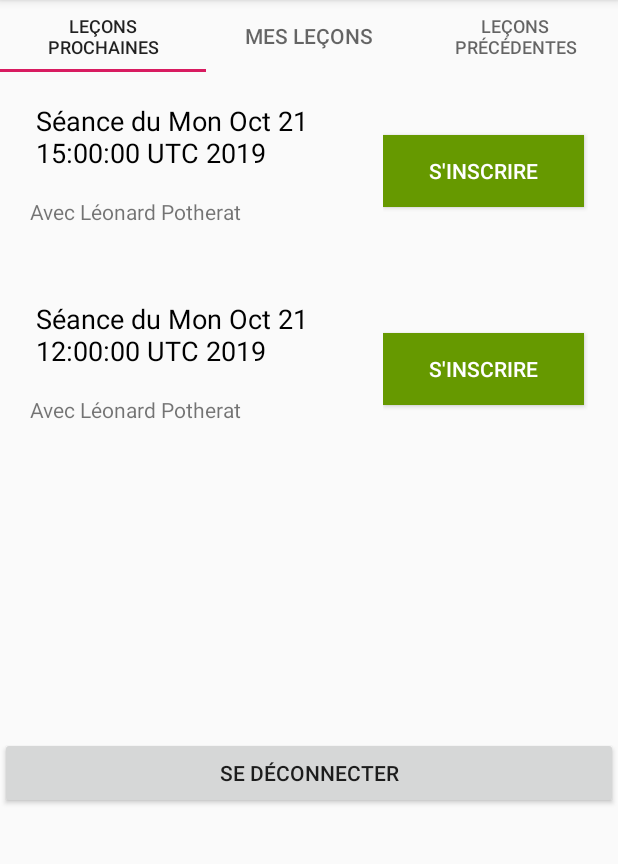
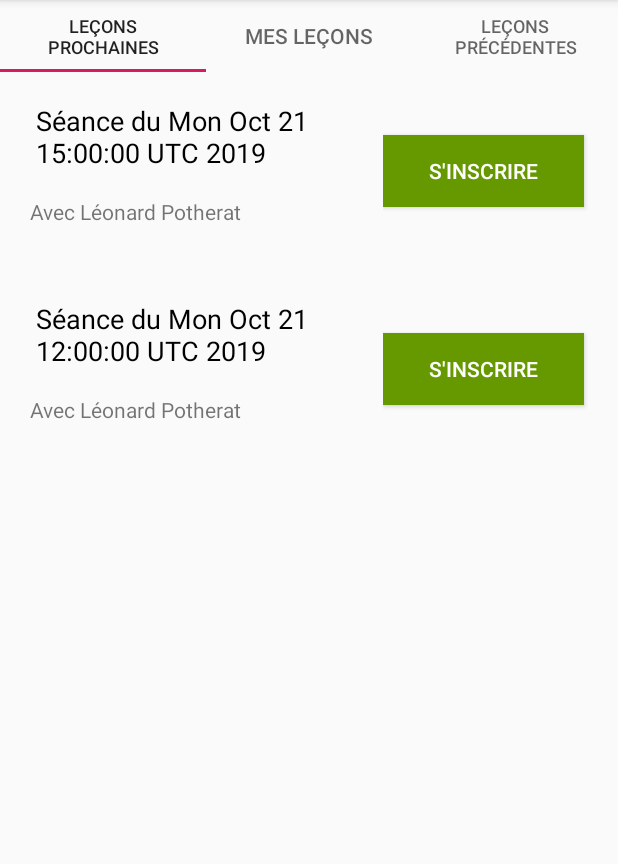
Before and after one commit to RomaneB/DTRQAndroid, an Android app: the screen it shows after launch (MainActivity), in the options menu, after a tap on "Leçons de conduite", on a phone screen of 412 x 824 dp, the part 84-948 px from its top. Run offline under Robolectric (Android 15) with nearby library versions, the phone set to English and light mode, and no system bars; our stand-ins replace Dagger/Hilt's generated code, Room's generated code, data binding; 6 statements that could not run were skipped.

Commit message:
btn disconnect in menu item and delete in the drivinglesson list

```diff
--- a/app/src/main/java/org/diiage/dtrqandroid/MainActivity.java
+++ b/app/src/main/java/org/diiage/dtrqandroid/MainActivity.java
@@ -47,6 +47,8 @@ public class MainActivity extends AppCompatActivity {
             case R.id.btn_training_sessions:
                 Navigation.findNavController(findViewById(R.id.nav_host_fragment)).navigate(R.id.training_sessions_tabs_fragment);
                 return true;
+            case R.id.btn_logout:
+                session.logoutUser(MainActivity.this);
         }
 
         return super.onOptionsItemSelected(item);
--- a/app/src/main/java/org/diiage/dtrqandroid/drivingLessons/NextDrivingLessonsListFragment.java
+++ b/app/src/main/java/org/diiage/dtrqandroid/drivingLessons/NextDrivingLessonsListFragment.java
@@ -8,6 +8,7 @@ import android.renderscript.ScriptGroup;
 import android.view.LayoutInflater;
 import android.view.View;
 import android.view.ViewGroup;
+import android.widget.Button;
 import android.widget.Toast;
 
 import org.diiage.dtrqandroid.R;
@@ -19,6 +20,7 @@ import org.diiage.dtrqandroid.data.userManagement.UserSessionManager;
 import org.diiage.dtrqandroid.databinding.FragmentDrivingLessonItemBinding;
 import org.diiage.dtrqandroid.databinding.FragmentNextDrivingLessonsListBinding;
 import org.diiage.dtrqandroid.drivingLessons.recyclerViewAdapter.RecyclerViewNextDrivingLessonAdapter;
+import org.diiage.dtrqandroid.generated.callback.OnClickListener;
 
 import javax.inject.Inject;
 
@@ -45,6 +47,7 @@ public class NextDrivingLessonsListFragment extends Fragment {
 
     private RecyclerView recyclerView;
     private RecyclerViewNextDrivingLessonAdapter adapter;
+    private Button btnLogout;
 
 
     public NextDrivingLessonsListFragment() {
@@ -57,7 +60,6 @@ public class NextDrivingLessonsListFragment extends Fragment {
         session = new UserSessionManager(getContext());
         // get id
         userId = session.getUserId();
-
 
         ((RoomApplication) getActivity().getApplication())
                 .getApplicationComponent()
@@ -79,15 +81,6 @@ public class NextDrivingLessonsListFragment extends Fragment {
     public View onCreateView(LayoutInflater inflater, ViewGroup container,
                              Bundle savedInstanceState) {
 
-        View view = inflater.inflate(R.layout.fragment_next_driving_lessons_list, container, false);
-
-
-        view.findViewById(R.id.btnLogout).setOnClickListener(new View.OnClickListener() {
-            @Override
-            public void onClick(View v) {
-                session.logoutUser(getActivity());
-            }
-        });
         binding = FragmentNextDrivingLessonsListBinding.inflate(inflater,container,false);
         this.drivingLessonViewModel = ViewModelProviders.of(this, viewModelFactory).get(DrivingLessonViewModel.class);
         recyclerView = binding.recyclerViewNextDriving;
@@ -101,8 +94,6 @@ public class NextDrivingLessonsListFragment extends Fragment {
                 recyclerView.setAdapter(adapter);
             }
         });
-
-
 
        return binding.getRoot();
 
@@ -126,4 +117,5 @@ public class NextDrivingLessonsListFragment extends Fragment {
 
     }
 
+
 }
--- a/app/src/main/res/layout/fragment_next_driving_lessons_list.xml
+++ b/app/src/main/res/layout/fragment_next_driving_lessons_list.xml
@@ -12,12 +12,5 @@
             android:layout_height="443dp"
             tools:listitem="@layout/fragment_driving_lesson_item" />
 
-        <Button
-            android:id="@+id/btnLogout"
-            android:layout_width="match_parent"
-            android:layout_height="wrap_content"
-            android:text="Se déconnecter"/>
-
-
     </LinearLayout>
 </layout>
--- a/app/src/main/res/menu/main_menu.xml
+++ b/app/src/main/res/menu/main_menu.xml
@@ -7,4 +7,7 @@
     <item
         android:id="@+id/btn_training_sessions"
         android:title="Sessions d'entraînement" />
+    <item
+        android:id="@+id/btn_logout"
+        android:title="Se déconnecter" />
 </menu>
--- a/app/src/main/res/navigation/nav_graph.xml
+++ b/app/src/main/res/navigation/nav_graph.xml
@@ -21,6 +21,9 @@
         <action
             android:id="@+id/action_home_fragment_to_trainingSessionsTabsFragment"
             app:destination="@id/training_sessions_tabs_fragment" />
+        <action
+            android:id="@+id/btnLogout"
+            app:destination="@id/loginPage" />
     </fragment>
     <fragment
         android:id="@+id/training_sessions_tabs_fragment"
```
